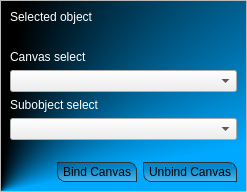
Before: the Qt Designer form bin/data/ui/uicanvastestedit.ui in realXtend/tundra, drawn with Qt 5.
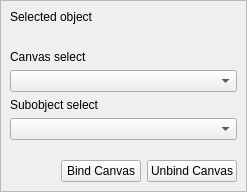
After: the same form once the commit is applied.

```diff
--- a/bin/data/ui/uicanvastestedit.ui
+++ b/bin/data/ui/uicanvastestedit.ui
@@ -10,38 +10,6 @@
     <height>192</height>
    </rect>
   </property>
-  <property name="styleSheet">
-   <string>/* Containers */
-
-QWidget#UICanvasTestEdit {
-		background-color: qconicalgradient(cx:0, cy:1, angle:277.2, stop:0.267045 rgba(0, 169, 255, 255), stop:0.465909 rgba(0, 0, 0, 255));
-}
-
-QLabel {
-	color: rgb(255,255,255);
-}
-
-/* QPUSHBUTTON */
-
-QPushButton {
-	color: rgb(0, 0, 0);
-	min-width: 60px;
-	font-size: 12px;
-	border: 1px solid;
-	border-color: rgb(48, 48, 48);
-	border-radius: 8px;
-	border-top-left-radius: 0px;
-	border-bottom-right-radius: 0px;
-	padding: 2px 5px;
-	background-color: qlineargradient(spread:pad, x1:0.488636, y1:0.273, x2:0.511, y2:1, stop:0 rgba(0, 0, 0, 50), stop:1 rgba(207, 207, 207, 100));
-}
-
-QPushButton:hover {
-	border-color: rgba(0, 0, 0, 255);
-	color: rgb(0,0,0);
-	background-color: qlineargradient(spread:pad, x1:0.488636, y1:0.273, x2:0.511, y2:1, stop:0 rgba(0, 169, 255, 255), stop:1 rgba(0, 0, 0, 50));
-}</string>
-  </property>
   <layout class="QHBoxLayout" name="horizontalLayout">
    <property name="spacing">
     <number>0</number>
```
